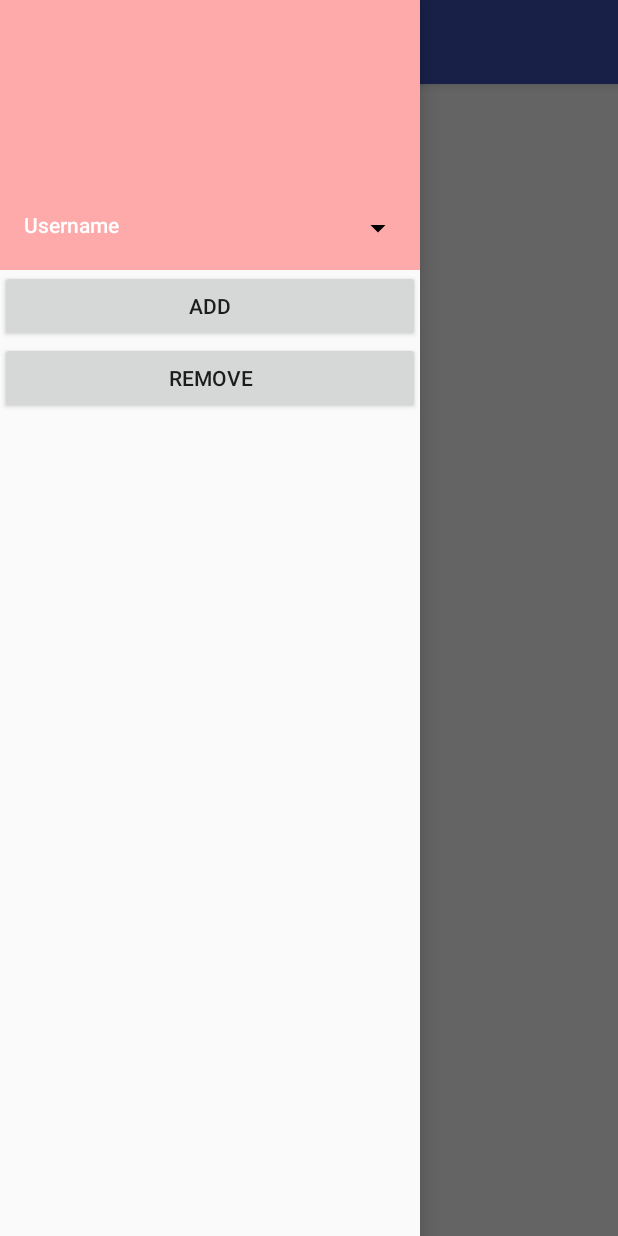
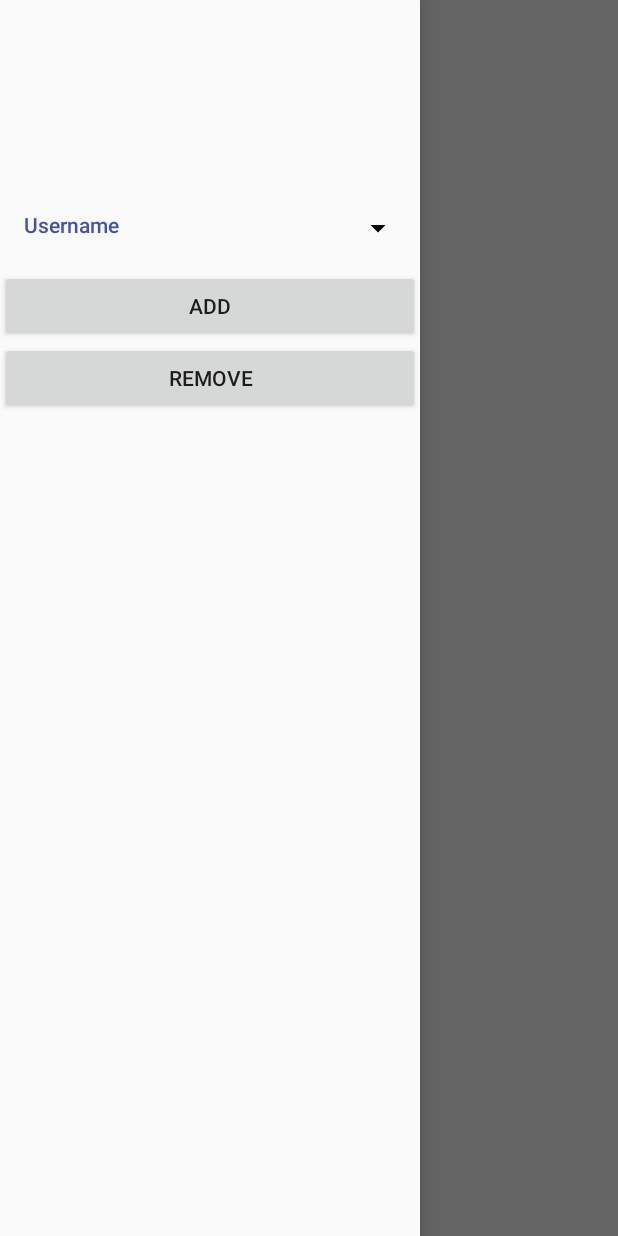
Before and after one commit to tgayle/InboxForRedditDep, an Android app: the MessagesActivity screen opened directly, with no data from a screen before it, with the side drawer open, on a phone screen of 412 x 824 dp. Run offline under Robolectric (Android 15) with nearby library versions, the phone set to English and light mode, and no system bars; our stand-ins replace RxJava; libraries missing offline, so code that uses them is left out: android.arch.paging; 3 statements that could not run were skipped.

Commit message:
Added check in MessagesActivity so fragments aren't restarted on token refresh.
Removed toolbar from MessagesActivity in favor of letting fragments manage their own actionbar.
MainMessagesFragment manages main activity drawer for syncing button.

MainMessagesFragment scroll to top added to actionbar instead of username textview.

Accounts List recyclerView card is now taller and has no margins. Colors changed to app primary.

```diff
--- a/app/src/main/java/app/endershrooms/inboxforreddit3/activities/MessagesActivity.java
+++ b/app/src/main/java/app/endershrooms/inboxforreddit3/activities/MessagesActivity.java
@@ -8,10 +8,8 @@ import android.support.v4.app.Fragment;
 import android.support.v4.app.FragmentTransaction;
 import android.support.v4.view.GravityCompat;
 import android.support.v4.widget.DrawerLayout;
-import android.support.v7.app.ActionBarDrawerToggle;
 import android.support.v7.widget.LinearLayoutManager;
 import android.support.v7.widget.RecyclerView;
-import android.support.v7.widget.Toolbar;
 import android.util.Log;
 import android.view.View;
 import android.widget.ImageButton;
@@ -24,20 +22,22 @@ import app.endershrooms.inboxforreddit3.fragments.MainMessagesFragment;
 import app.endershrooms.inboxforreddit3.interfaces.OnAccountListInteraction;
 import app.endershrooms.inboxforreddit3.models.reddit.RedditAccount;
 import app.endershrooms.inboxforreddit3.viewmodels.MessagesActivityViewModel;
+import java.util.concurrent.atomic.AtomicReference;
+
 /**
  * Created by Travis on 1/20/2018.
  */
 
 public class MessagesActivity extends BaseActivity {
   AccountsListAdapter accountsListAdapter;
+  MessagesActivityViewModel model;
 
   @Override
   protected void onCreate(@Nullable Bundle savedInstanceState) {
     super.onCreate(savedInstanceState);
     setContentView(R.layout.activity_messages_with_drawer);
 
-    Toolbar toolbar = findViewById(R.id.toolbar);
-    setSupportActionBar(toolbar);
+    model = ViewModelProviders.of(this).get(MessagesActivityViewModel.class);
 
     ImageButton drawerExpandAccountsBtn = (ImageButton) findViewById(R.id.drawer_expandusers_btn);
     View drawerHeader = findViewById(R.id.main_drawer_navheader);
@@ -46,11 +46,6 @@ public class MessagesActivity extends BaseActivity {
     TextView drawerUsernameTv = findViewById(R.id.main_drawer_navheader_username);
     DrawerLayout drawer = (DrawerLayout) findViewById(R.id.drawer_layout);
 
-    ActionBarDrawerToggle actionBarDrawerToggle = new ActionBarDrawerToggle(MessagesActivity.this, drawer, toolbar, R.string.drawer_open, R.string.drawer_close);
-    drawer.addDrawerListener(actionBarDrawerToggle);
-    actionBarDrawerToggle.syncState();
-
-    MessagesActivityViewModel model = ViewModelProviders.of(this).get(MessagesActivityViewModel.class);
     accountsListAdapter = new AccountsListAdapter(new OnAccountListInteraction() {
       @Override
       public void onAccountSelected(RedditAccount account) {
@@ -66,9 +61,7 @@ public class MessagesActivity extends BaseActivity {
     });
     drawerAccountSwitcher.setAdapter(accountsListAdapter);
 
-    model.getAccountsAsPagedList().observe(this, list -> {
-      accountsListAdapter.submitList(list);
-    });
+    model.getAccountsAsPagedList().observe(this, list -> accountsListAdapter.submitList(list));
 
     model.getCurrentUserName().observe(this, name -> {
         if (name != null) {
@@ -80,19 +73,24 @@ public class MessagesActivity extends BaseActivity {
         }
     });
 
+    AtomicReference<RedditAccount> localCurrentAccount = new AtomicReference<>();
     model.getCurrentAccount().observe(this, currentAccount -> {
-      Log.d("MessagesActivity", "Current Account is " + ((currentAccount == null) ? currentAccount : currentAccount.getUsername()));
       if (currentAccount != null) {
+        if (localCurrentAccount.get() == null || !localCurrentAccount.get().getUsername().equals(currentAccount.getUsername())) {
+          localCurrentAccount.set(currentAccount);
           drawerUsernameTv.setText(currentAccount.getUsername());
           Fragment messagesFragment = getSupportFragmentManager().findFragmentByTag("messagesFrag");
           FragmentTransaction fm = getSupportFragmentManager().beginTransaction();
 
           if (messagesFragment == null) { //Temporarily do nothing if fragment already loaded.
-          fm.add(R.id.messages_activity_fragholder, MainMessagesFragment.newInstance(), "messagesFrag");
+            fm.add(R.id.messages_activity_fragholder, MainMessagesFragment.newInstance(),
+                "messagesFrag");
           } else {
-          fm.replace(R.id.messages_activity_fragholder, MainMessagesFragment.newInstance(), "messagesFrag");
+            fm.replace(R.id.messages_activity_fragholder, MainMessagesFragment.newInstance(),
+                "messagesFrag");
           }
           fm.commit();
+        }
       }
     });
 
@@ -126,6 +124,12 @@ public class MessagesActivity extends BaseActivity {
   }
 
   @Override
+  protected void onRestart() {
+    super.onRestart();
+    model.setCurrentConversationName(null);
+  }
+
+  @Override
   protected void onResume() {
     super.onResume();
     DrawerLayout drawer = (DrawerLayout) findViewById(R.id.drawer_layout);
--- a/app/src/main/java/app/endershrooms/inboxforreddit3/net/APIManager.java
+++ b/app/src/main/java/app/endershrooms/inboxforreddit3/net/APIManager.java
@@ -34,8 +34,6 @@ public class APIManager {
   @SuppressLint("CheckResult")
   private void updateUserToken(RedditAccount user, OnCompleteInterface listener, OnRedditApiError errListener) {
     if (user.getAccessToken() != null && !user.getAccessToken().isTokenExpired()) {
-      //Log.v("Token work", "No need to update token for " +user.getUsername());
-      //Log.v("Token noupdate", user.getAccessToken().getExpiresWhen() + " " + user.getUsername());
       listener.onComplete();
       return;
     }
@@ -44,7 +42,6 @@ public class APIManager {
         .get().getRedditApi().getAccessTokenFromCode(Authentication.basicAuthorizationHeader, new Authentication.Params.RefreshParams(user.getRefreshToken()))
         .observeOn(Schedulers.io())
         .subscribe(jsonLoginResponse -> {
-          //Log.v("Token work", "Updated token. New results are " + jsonLoginResponse.access_token + " and " + jsonLoginResponse.expires_in);
           user.setAccessToken(new AccessToken(jsonLoginResponse.access_token, jsonLoginResponse.expires_in));
           Singleton.get().getDb().accounts().updateAccount(user);
           listener.onComplete();
--- a/app/src/main/java/app/endershrooms/inboxforreddit3/viewmodels/MessagesActivityViewModel.java
+++ b/app/src/main/java/app/endershrooms/inboxforreddit3/viewmodels/MessagesActivityViewModel.java
@@ -36,7 +36,6 @@ public class MessagesActivityViewModel extends AndroidViewModel {
   private MutableLiveData<String> currentConversationName = new MutableLiveData<>();
 
   private MutableLiveData<ResponseWithError<LoadingStatusEnum, String>> loadingStatus = new MutableLiveData<>();
-  //TODO: Single livedata for messages in here instead of getting a new one every time
 
   private SharedPreferences sharedPreferences;
 
@@ -49,7 +48,7 @@ public class MessagesActivityViewModel extends AndroidViewModel {
     setCurrentUsername(sharedPrefUser);
   }
 
-  public void setCurrentUsername(String userName) {
+  private void setCurrentUsername(String userName) {
     Log.d("MessagesActivityViewMod", "Username set to " + userName);
     String sharedPrefName = userName.equals(Constants.USER_REMOVED) ? null : userName;
     sharedPreferences.edit().putString(Constants.SHARED_PREFS_CURRENT_ACC, sharedPrefName).apply();
--- a/app/src/main/res/layout/activity_messages_with_drawer.xml
+++ b/app/src/main/res/layout/activity_messages_with_drawer.xml
@@ -18,23 +18,6 @@
     android:layout_width="match_parent"
     android:layout_height="match_parent"
     android:id="@+id/messages_activity_fragholder">
-
-    <android.support.design.widget.AppBarLayout
-      android:layout_width="match_parent"
-      android:layout_height="wrap_content"
-      android:theme="@style/AppTheme.AppBarOverlay">
-
-      <android.support.v7.widget.Toolbar
-        android:layout_width="match_parent"
-        android:minHeight="?attr/actionBarSize"
-        android:layout_height="wrap_content"
-        android:background="@color/colorPrimary"
-        android:id="@+id/toolbar"
-        app:layout_constraintTop_toTopOf="parent">
-
-      </android.support.v7.widget.Toolbar>
-
-    </android.support.design.widget.AppBarLayout>
 
   </FrameLayout>
 
@@ -58,7 +41,6 @@
           android:id="@+id/main_drawer_navheader"
           android:layout_width="match_parent"
           android:layout_height="180dp"
-          android:background="#ffaa"
           android:orientation="vertical">
 
           <RelativeLayout
@@ -87,7 +69,7 @@
                 android:layout_height="wrap_content"
                 android:fontFamily="sans-serif-medium"
                 android:text="Username"
-                android:textColor="#FFFFFF"
+                android:textColor="?attr/colorPrimary"
                 android:textSize="14sp"/>
 
               <ImageButton
@@ -115,12 +97,6 @@
 
         </android.support.v7.widget.RecyclerView>
 
-        <!--<include layout="@layout/main_drawer_users_expanded"-->
-        <!--android:layout_height="wrap_content"-->
-        <!--android:layout_width="match_parent">-->
-
-        <!--</include>-->
-
         <Button
           android:layout_width="match_parent"
           android:layout_height="wrap_content"
--- a/app/src/main/res/layout/fragment_conversation_view.xml
+++ b/app/src/main/res/layout/fragment_conversation_view.xml
@@ -1,5 +1,5 @@
 <?xml version="1.0" encoding="utf-8"?>
-<android.support.constraint.ConstraintLayout
+<android.support.design.widget.CoordinatorLayout
   xmlns:android="http://schemas.android.com/apk/res/android"
   xmlns:tools="http://schemas.android.com/tools"
   xmlns:app="http://schemas.android.com/apk/res-auto"
@@ -19,4 +19,5 @@
     app:layout_constraintEnd_toEndOf="parent"
     tools:listitem="@layout/card_message_rv_linear"/>
 
-</android.support.constraint.ConstraintLayout>
+
+</android.support.design.widget.CoordinatorLayout>
```
Also changed, not shown: app/src/main/java/app/endershrooms/inboxforreddit3/fragments/MainMessagesFragment.java (+22 -13 lines), app/src/main/res/layout/account_rv_card.xml (+5 -5 lines), app/src/main/res/layout/activity_messages_fragment.xml (+9 -16 lines). Lines whose indentation alone changed are shown as unchanged.
